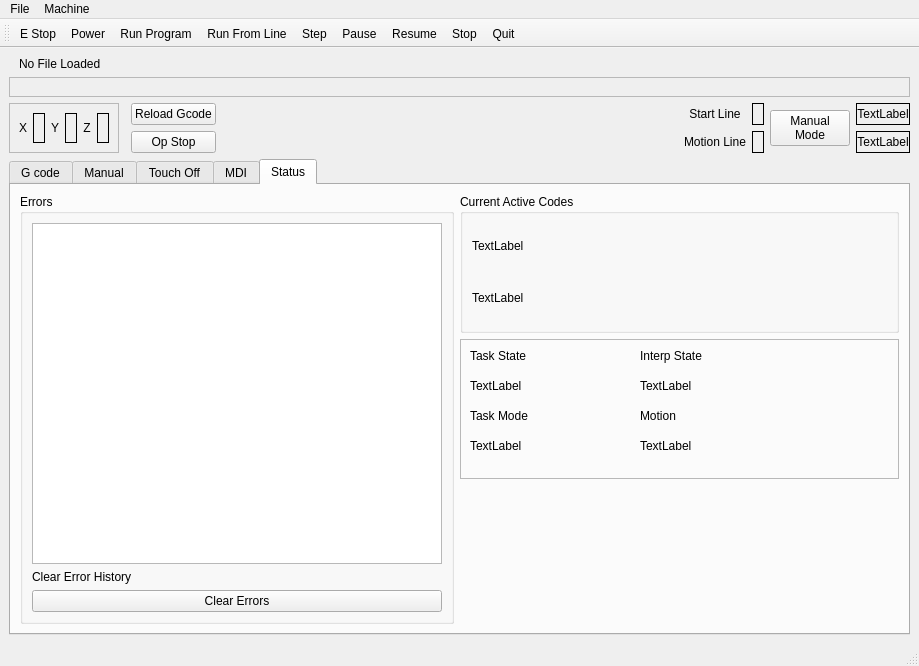
First picture: the form in examples/tom.ui, repository jethornton/flexgui, before the edit.
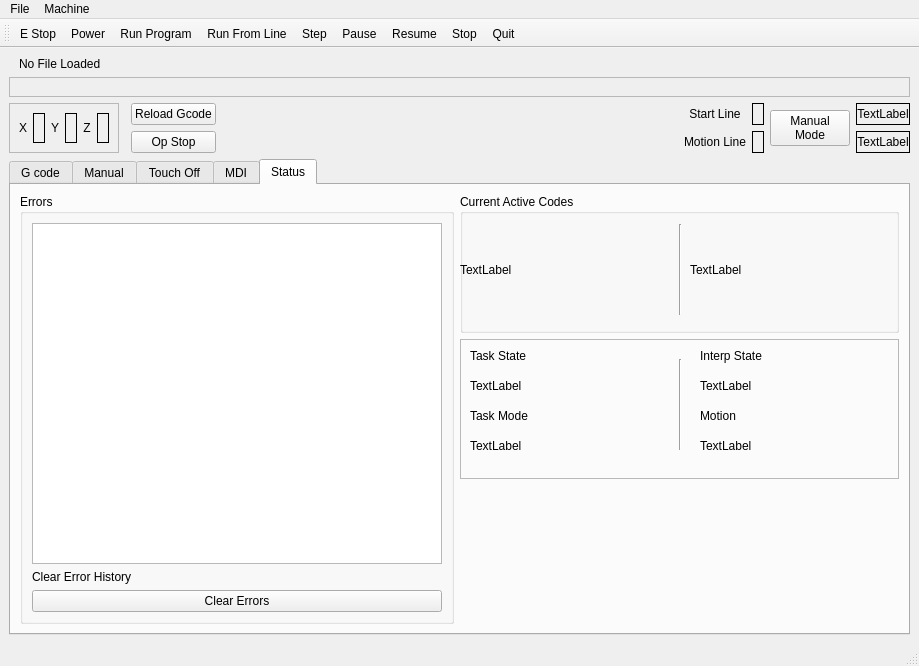
Second picture: the form after the edit. The open tabs and pages were chosen to show the change.

```diff
--- a/examples/tom.ui
+++ b/examples/tom.ui
@@ -1524,6 +1524,19 @@
         <string>Status</string>
        </attribute>
        <layout class="QGridLayout" name="gridLayout_10">
+        <item row="2" column="1">
+         <spacer name="horizontalSpacer_4">
+          <property name="orientation">
+           <enum>Qt::Horizontal</enum>
+          </property>
+          <property name="sizeHint" stdset="0">
+           <size>
+            <width>40</width>
+            <height>20</height>
+           </size>
+          </property>
+         </spacer>
+        </item>
         <item row="0" column="0" rowspan="3">
          <widget class="QGroupBox" name="groupBox_2">
           <property name="title">
@@ -1550,45 +1563,6 @@
           </layout>
          </widget>
         </item>
-        <item row="0" column="1" colspan="2">
-         <widget class="QGroupBox" name="groupBox_3">
-          <property name="title">
-           <string>Current Active Codes</string>
-          </property>
-          <layout class="QVBoxLayout" name="verticalLayout_3">
-           <item>
-            <widget class="QLabel" name="gcodes_lb">
-             <property name="text">
-              <string>TextLabel</string>
-             </property>
-             <property name="wordWrap">
-              <bool>true</bool>
-             </property>
-            </widget>
-           </item>
-           <item>
-            <widget class="QLabel" name="mcodes_lb">
-             <property name="text">
-              <string>TextLabel</string>
-             </property>
-            </widget>
-           </item>
-          </layout>
-         </widget>
-        </item>
-        <item row="2" column="1">
-         <spacer name="horizontalSpacer_4">
-          <property name="orientation">
-           <enum>Qt::Horizontal</enum>
-          </property>
-          <property name="sizeHint" stdset="0">
-           <size>
-            <width>40</width>
-            <height>20</height>
-           </size>
-          </property>
-         </spacer>
-        </item>
         <item row="1" column="1" colspan="2">
          <widget class="QFrame" name="frame_6">
           <property name="frameShape">
@@ -1652,7 +1626,7 @@
           <widget class="QLabel" name="motion_mode_lb">
            <property name="geometry">
             <rect>
-             <x>180</x>
+             <x>240</x>
              <y>90</y>
              <width>151</width>
              <height>34</height>
@@ -1665,7 +1639,7 @@
           <widget class="QLabel" name="interp_state_lb">
            <property name="geometry">
             <rect>
-             <x>180</x>
+             <x>240</x>
              <y>30</y>
              <width>151</width>
              <height>34</height>
@@ -1678,7 +1652,7 @@
           <widget class="QLabel" name="label_22">
            <property name="geometry">
             <rect>
-             <x>180</x>
+             <x>240</x>
              <y>60</y>
              <width>131</width>
              <height>34</height>
@@ -1691,7 +1665,7 @@
           <widget class="QLabel" name="label_18">
            <property name="geometry">
             <rect>
-             <x>180</x>
+             <x>240</x>
              <y>0</y>
              <width>151</width>
              <height>34</height>
@@ -1699,6 +1673,74 @@
            </property>
            <property name="text">
             <string>Interp State</string>
+           </property>
+          </widget>
+          <widget class="Line" name="line_2">
+           <property name="geometry">
+            <rect>
+             <x>210</x>
+             <y>20</y>
+             <width>20</width>
+             <height>91</height>
+            </rect>
+           </property>
+           <property name="orientation">
+            <enum>Qt::Vertical</enum>
+           </property>
+          </widget>
+         </widget>
+        </item>
+        <item row="0" column="1" colspan="2">
+         <widget class="QGroupBox" name="groupBox_3">
+          <property name="title">
+           <string>Current Active Codes</string>
+          </property>
+          <widget class="QLabel" name="gcodes_lb">
+           <property name="geometry">
+            <rect>
+             <x>0</x>
+             <y>30</y>
+             <width>201</width>
+             <height>91</height>
+            </rect>
+           </property>
+           <property name="frameShape">
+            <enum>QFrame::NoFrame</enum>
+           </property>
+           <property name="text">
+            <string>TextLabel</string>
+           </property>
+           <property name="wordWrap">
+            <bool>true</bool>
+           </property>
+          </widget>
+          <widget class="QLabel" name="mcodes_lb">
+           <property name="geometry">
+            <rect>
+             <x>230</x>
+             <y>30</y>
+             <width>201</width>
+             <height>91</height>
+            </rect>
+           </property>
+           <property name="frameShape">
+            <enum>QFrame::NoFrame</enum>
+           </property>
+           <property name="text">
+            <string>TextLabel</string>
+           </property>
+          </widget>
+          <widget class="Line" name="line">
+           <property name="geometry">
+            <rect>
+             <x>210</x>
+             <y>30</y>
+             <width>20</width>
+             <height>91</height>
+            </rect>
+           </property>
+           <property name="orientation">
+            <enum>Qt::Vertical</enum>
            </property>
           </widget>
          </widget>
```
